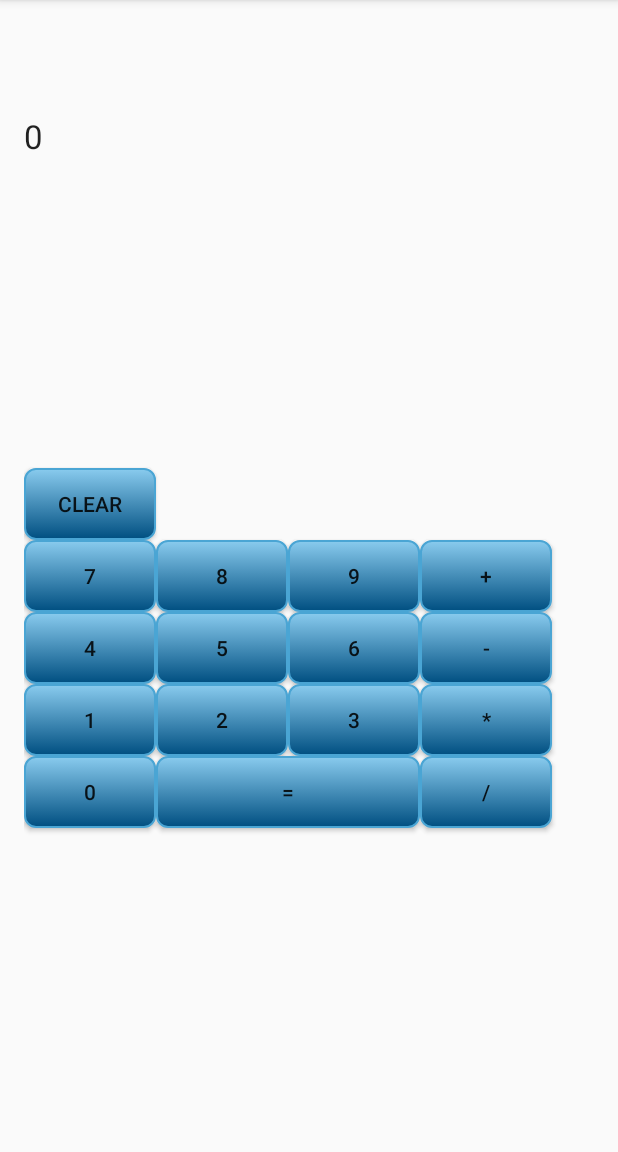
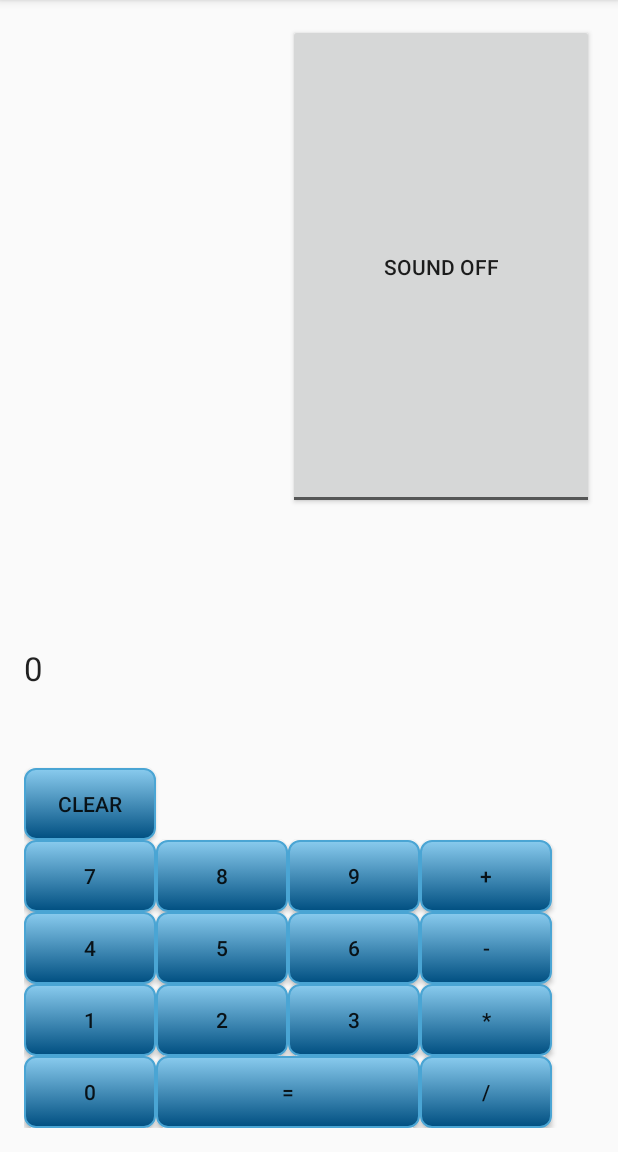
Before and after one commit to leighanneoh/CalculatorApp-master, an Android app: the screen it shows after launch (MainActivity), on a phone screen of 412 x 824 dp, the part 84-1236 px from its top. Run offline under Robolectric (Android 15) with nearby library versions, the phone set to English and light mode, and no system bars.

Commit message:
9/6/15_1617

```diff
--- a/app/src/main/java/com/example/bme590/calculatorapp/MainActivity.java
+++ b/app/src/main/java/com/example/bme590/calculatorapp/MainActivity.java
@@ -6,16 +6,22 @@ import android.view.Menu;
 import android.view.MenuItem;
 import android.view.View;
 import android.widget.Button;
+import android.widget.CompoundButton;
 import android.widget.TextView;
+import android.widget.ToggleButton;
+import android.widget.CompoundButton;
 
 import java.util.ArrayList;
 
 public class MainActivity extends AppCompatActivity {
 
+    boolean audio = false;
+
     @Override
     protected void onCreate(Bundle savedInstanceState) {
         super.onCreate(savedInstanceState);
         setContentView(R.layout.activity_main);
+
     }
 
     @Override
@@ -26,11 +32,31 @@ public class MainActivity extends AppCompatActivity {
     }
 
 
+    public void changestate (View v)
+    {
+        ToggleButton toggleButton = (ToggleButton)findViewById(R.id.toggleButton);
+        toggleButton.setOnCheckedChangeListener(new CompoundButton.OnCheckedChangeListener() {
+            public void onCheckedChanged(CompoundButton buttonView, boolean isChecked) {
+                if (isChecked) {
+                    // The toggle is enabled
+                    //System.out.println("Toggle On");
+                    audio = true; //audio is on
+                } else {
+                    // The toggle is disabled
+                    //System.out.println("Toggle Off");
+                    audio = false;
+                }
+            }
+        });
+
+    }
+
+
     ArrayList<String> arrayList = new ArrayList<String>();
     String string = "";
     String string1 = "";
 
-    public void onClick1 (View v){
+    public void onClick1(View v) {
 
         TextView textView_commands = (TextView) findViewById(R.id.textView_commands);
 
@@ -38,48 +64,59 @@ public class MainActivity extends AppCompatActivity {
 
         string = (String) button.getText().toString();
 
-        if(!string.contains("+") && !string.contains("-") && !string.contains("/") && !string.contains("*")) {
-            string1 = string1+string;
+        if (!string.contains("+") && !string.contains("-") && !string.contains("/") && !string.contains("*")) {
+            string1 = string1 + string;
 
-            if (arrayList.size()>0) {
+          /*  if (audio = true)
+            {
+                if (string.equals("+"))
+                {
+                    play plus sound
+                }
+                else if (string.equals("-"))
+                {
 
-                arrayList.remove((arrayList.size()-1));
+                }
+            } */
+
+            if (arrayList.size() > 0) {
+
+                arrayList.remove((arrayList.size() - 1));
             }
             arrayList.add(string1);
 
-        }
-        else {
+        } else {
 
             arrayList.add(string);
             arrayList.add(string);
-            string1="";
+            string1 = "";
         }
 
 
-        textView_commands.setText(textView_commands.getText().toString()+string);
+        textView_commands.setText(textView_commands.getText().toString() + string);
 //        textView_commands.setText(arrayList.toString());
 
 
     }
 
-    public void onClick (View v) {
+    public void onClick(View v) {
 
-        TextView textView_results = (TextView)findViewById(R.id.textView_results);
+        TextView textView_results = (TextView) findViewById(R.id.textView_results);
 
         int calc_result = 0;
         int calc_size = arrayList.size();
 
-        while (calc_size!=1){
-            if (calc_size>3){
+        while (calc_size != 1) {
+            if (calc_size > 3) {
 
-                if (arrayList.get(3).contains("*") || arrayList.get(3).contains("/")){
+                if (arrayList.get(3).contains("*") || arrayList.get(3).contains("/")) {
 
-                    if (arrayList.get(3).contains("*")){
-                        calc_result = Integer.parseInt(arrayList.get(2))* Integer.parseInt(arrayList.get(4));
+                    if (arrayList.get(3).contains("*")) {
+                        calc_result = Integer.parseInt(arrayList.get(2)) * Integer.parseInt(arrayList.get(4));
                     }
 
-                    if (arrayList.get(3).contains("/")){
-                        calc_result = Integer.parseInt(arrayList.get(2))/ Integer.parseInt(arrayList.get(4));
+                    if (arrayList.get(3).contains("/")) {
+                        calc_result = Integer.parseInt(arrayList.get(2)) / Integer.parseInt(arrayList.get(4));
                     }
 
                     arrayList.remove(2);
@@ -87,24 +124,22 @@ public class MainActivity extends AppCompatActivity {
                     arrayList.remove(2);
                     arrayList.add(2, Integer.toString(calc_result));
                     calc_size = arrayList.size();
-                }
+                } else {
 
-                else{
-
-                    if (arrayList.get(1).contains("+")){
-                        calc_result = Integer.parseInt(arrayList.get(0))+ Integer.parseInt(arrayList.get(2));
+                    if (arrayList.get(1).contains("+")) {
+                        calc_result = Integer.parseInt(arrayList.get(0)) + Integer.parseInt(arrayList.get(2));
                     }
 
-                    if (arrayList.get(1).contains("-")){
-                        calc_result = Integer.parseInt(arrayList.get(0))- Integer.parseInt(arrayList.get(2));
+                    if (arrayList.get(1).contains("-")) {
+                        calc_result = Integer.parseInt(arrayList.get(0)) - Integer.parseInt(arrayList.get(2));
                     }
 
-                    if (arrayList.get(1).contains("*")){
-                        calc_result = Integer.parseInt(arrayList.get(0))* Integer.parseInt(arrayList.get(2));
+                    if (arrayList.get(1).contains("*")) {
+                        calc_result = Integer.parseInt(arrayList.get(0)) * Integer.parseInt(arrayList.get(2));
                     }
 
-                    if (arrayList.get(1).contains("/")){
-                        calc_result = Integer.parseInt(arrayList.get(0))/ Integer.parseInt(arrayList.get(2));
+                    if (arrayList.get(1).contains("/")) {
+                        calc_result = Integer.parseInt(arrayList.get(0)) / Integer.parseInt(arrayList.get(2));
                     }
 
                     arrayList.remove(0);
@@ -115,23 +150,21 @@ public class MainActivity extends AppCompatActivity {
 
                 }
 
-            }
-
-            else{
-                if (arrayList.get(1).contains("+")){
-                    calc_result = Integer.parseInt(arrayList.get(0))+ Integer.parseInt(arrayList.get(2));
+            } else {
+                if (arrayList.get(1).contains("+")) {
+                    calc_result = Integer.parseInt(arrayList.get(0)) + Integer.parseInt(arrayList.get(2));
                 }
 
-                if (arrayList.get(1).contains("-")){
-                    calc_result = Integer.parseInt(arrayList.get(0))- Integer.parseInt(arrayList.get(2));
+                if (arrayList.get(1).contains("-")) {
+                    calc_result = Integer.parseInt(arrayList.get(0)) - Integer.parseInt(arrayList.get(2));
                 }
 
-                if (arrayList.get(1).contains("*")){
-                    calc_result = Integer.parseInt(arrayList.get(0))* Integer.parseInt(arrayList.get(2));
+                if (arrayList.get(1).contains("*")) {
+                    calc_result = Integer.parseInt(arrayList.get(0)) * Integer.parseInt(arrayList.get(2));
                 }
 
-                if (arrayList.get(1).contains("/")){
-                    calc_result = Integer.parseInt(arrayList.get(0))/ Integer.parseInt(arrayList.get(2));
+                if (arrayList.get(1).contains("/")) {
+                    calc_result = Integer.parseInt(arrayList.get(0)) / Integer.parseInt(arrayList.get(2));
                 }
 
                 arrayList.remove(0);
@@ -147,19 +180,18 @@ public class MainActivity extends AppCompatActivity {
 
     }
 
-    public void clear (View v){
-        TextView textView_results = (TextView)findViewById(R.id.textView_results);
-        TextView textView_commands = (TextView)findViewById(R.id.textView_commands);
+    public void clear(View v) {
+        TextView textView_results = (TextView) findViewById(R.id.textView_results);
+        TextView textView_commands = (TextView) findViewById(R.id.textView_commands);
 
-        string1="";
-        string="";
+        string1 = "";
+        string = "";
         textView_results.setText("0");
         textView_commands.setText("");
         arrayList.clear();
 
 
     }
-
 
 
     @Override
@@ -176,4 +208,6 @@ public class MainActivity extends AppCompatActivity {
 
         return super.onOptionsItemSelected(item);
     }
-}
+
+
+};
--- a/app/src/main/res/layout/activity_main.xml
+++ b/app/src/main/res/layout/activity_main.xml
@@ -3,17 +3,18 @@
     android:layout_height="match_parent" android:paddingLeft="@dimen/activity_horizontal_margin"
     android:paddingRight="@dimen/activity_horizontal_margin"
     android:paddingTop="@dimen/activity_vertical_margin"
-    android:paddingBottom="@dimen/activity_vertical_margin" tools:context=".MainActivity">
+    android:paddingBottom="@dimen/activity_vertical_margin" tools:context=".MainActivity"
+ >
 
     <Button
         android:layout_width="wrap_content"
         android:layout_height="wrap_content"
         android:text="1"
         android:id="@+id/button1"
-        android:layout_below="@+id/button4"
-        android:layout_toStartOf="@+id/button5"
         android:background="@drawable/bg_button"
-        android:onClick="onClick1" />
+        android:onClick="onClick1"
+        android:layout_above="@+id/button0"
+        android:layout_alignParentStart="true" />
 
     <Button
         android:layout_width="wrap_content"
@@ -40,10 +41,10 @@
         android:layout_height="wrap_content"
         android:text="4"
         android:id="@+id/button4"
-        android:layout_below="@+id/button7"
-        android:layout_alignStart="@+id/button1"
         android:background="@drawable/bg_button"
-        android:onClick="onClick1" />
+        android:onClick="onClick1"
+        android:layout_above="@+id/button1"
+        android:layout_alignParentStart="true" />
 
     <Button
         android:layout_width="wrap_content"
@@ -70,10 +71,10 @@
         android:layout_height="wrap_content"
         android:text="7"
         android:id="@+id/button7"
-        android:layout_centerVertical="true"
-        android:layout_alignParentStart="true"
         android:background="@drawable/bg_button"
-        android:onClick="onClick1" />
+        android:onClick="onClick1"
+        android:layout_above="@+id/button4"
+        android:layout_alignParentStart="true" />
 
     <Button
         android:layout_width="wrap_content"
@@ -141,10 +142,10 @@
         android:layout_height="wrap_content"
         android:text="0"
         android:id="@+id/button0"
-        android:layout_alignBottom="@+id/button_divide"
-        android:layout_alignParentStart="true"
         android:background="@drawable/bg_button"
-        android:onClick="onClick1" />
+        android:onClick="onClick1"
+        android:layout_alignParentBottom="true"
+        android:layout_alignParentStart="true" />
 
     <Button
         android:layout_width="wrap_content"
@@ -172,11 +173,10 @@
         android:layout_height="40dp"
         android:textAppearance="?android:attr/textAppearanceLarge"
         android:id="@+id/textView_commands"
-        android:layout_alignEnd="@+id/button_plus"
-        android:layout_toEndOf="@+id/button_clear"
-        android:layout_alignParentStart="true"
-        android:layout_marginTop="20dp"
-        android:layout_marginLeft="0dp" />
+        android:layout_marginLeft="0dp"
+        android:layout_above="@+id/textView_results"
+        android:layout_alignParentEnd="true"
+        android:layout_marginBottom="51dp" />
 
     <TextView
         android:layout_width="fill_parent"
@@ -184,6 +184,21 @@
         android:textAppearance="?android:attr/textAppearanceLarge"
         android:text="0"
         android:id="@+id/textView_results"
-        android:layout_below="@+id/textView_commands"
-        android:layout_alignParentStart="true" />
+        android:layout_above="@+id/button_clear"
+        android:layout_alignParentStart="true"
+        android:layout_marginBottom="41dp" />
+
+    <ToggleButton
+        android:layout_width="wrap_content"
+        android:layout_height="wrap_content"
+        android:textOff="Sound Off"
+        android:textOn="Sound On"
+        android:id="@+id/toggleButton"
+        android:onClick="changestate"
+        android:layout_alignParentEnd="true"
+        android:layout_above="@+id/textView_commands"
+        android:layout_toEndOf="@+id/button8"
+        android:layout_alignParentTop="true" />
+
+
 </RelativeLayout>
```
